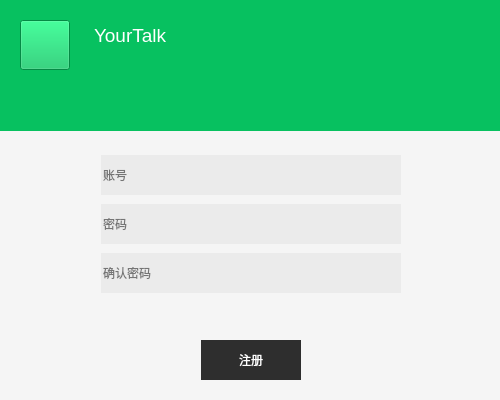
Above: qClient/regster_windows.ui from AGuan177/QTice before the change. Below: the same form after it.
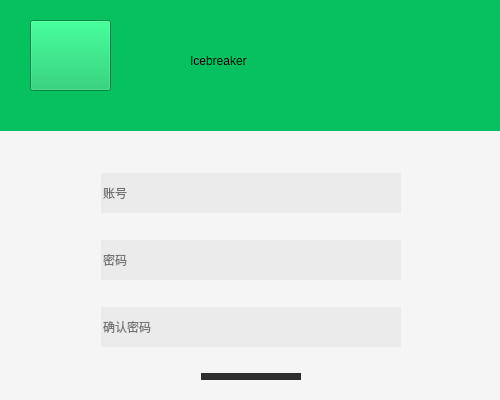
That is the form after the change.

Patch:
```diff
--- a/qClient/regster_windows.ui
+++ b/qClient/regster_windows.ui
@@ -98,7 +98,7 @@
      <x>0</x>
      <y>150</y>
      <width>501</width>
-     <height>151</height>
+     <height>223</height>
     </rect>
    </property>
    <layout class="QHBoxLayout" name="horizontalLayout_2">
@@ -228,58 +228,36 @@
     <string notr="true">background-color: rgb(7,193,96);
 </string>
    </property>
-   <widget class="QTextEdit" name="textEdit">
-    <property name="geometry">
-     <rect>
-      <x>90</x>
-      <y>20</y>
-      <width>151</width>
-      <height>51</height>
-     </rect>
-    </property>
-    <property name="styleSheet">
-     <string notr="true">border:none;
-font: 9pt &quot;Eras Bold ITC&quot;;</string>
-    </property>
-    <property name="html">
-     <string>&lt;!DOCTYPE HTML PUBLIC &quot;-//W3C//DTD HTML 4.0//EN&quot; &quot;http://www.w3.org/TR/REC-html40/strict.dtd&quot;&gt;
-&lt;html&gt;&lt;head&gt;&lt;meta name=&quot;qrichtext&quot; content=&quot;1&quot; /&gt;&lt;style type=&quot;text/css&quot;&gt;
-p, li { white-space: pre-wrap; }
-&lt;/style&gt;&lt;/head&gt;&lt;body style=&quot; font-family:'Eras Bold ITC'; font-size:9pt; font-weight:400; font-style:normal;&quot;&gt;
-&lt;p style=&quot; margin-top:12px; margin-bottom:12px; margin-left:0px; margin-right:0px; -qt-block-indent:0; text-indent:0px;&quot;&gt;&lt;span style=&quot; font-size:14pt; color:#ffffff;&quot;&gt;YourTalk&lt;/span&gt;&lt;/p&gt;&lt;/body&gt;&lt;/html&gt;</string>
-    </property>
-   </widget>
    <widget class="QPushButton" name="logo">
     <property name="geometry">
      <rect>
-      <x>20</x>
+      <x>30</x>
       <y>20</y>
-      <width>50</width>
-      <height>50</height>
+      <width>81</width>
+      <height>71</height>
      </rect>
     </property>
-    <property name="sizePolicy">
-     <sizepolicy hsizetype="Fixed" vsizetype="Fixed">
-      <horstretch>0</horstretch>
-      <verstretch>0</verstretch>
-     </sizepolicy>
-    </property>
-    <property name="minimumSize">
-     <size>
-      <width>50</width>
-      <height>50</height>
-     </size>
-    </property>
-    <property name="maximumSize">
-     <size>
-      <width>50</width>
-      <height>50</height>
-     </size>
-    </property>
     <property name="text">
      <string/>
     </property>
    </widget>
+   <widget class="QLabel" name="label">
+    <property name="geometry">
+     <rect>
+      <x>190</x>
+      <y>30</y>
+      <width>231</width>
+      <height>61</height>
+     </rect>
+    </property>
+    <property name="styleSheet">
+     <string notr="true">
+font: 75 italic 36pt &quot;Adobe Arabic&quot;;</string>
+    </property>
+    <property name="text">
+     <string>Icebreaker</string>
+    </property>
+   </widget>
   </widget>
   <widget class="QWidget" name="widget_2" native="true">
    <property name="geometry">
```
Left out of the diff: 1 changed line with no effect on the pictures.
